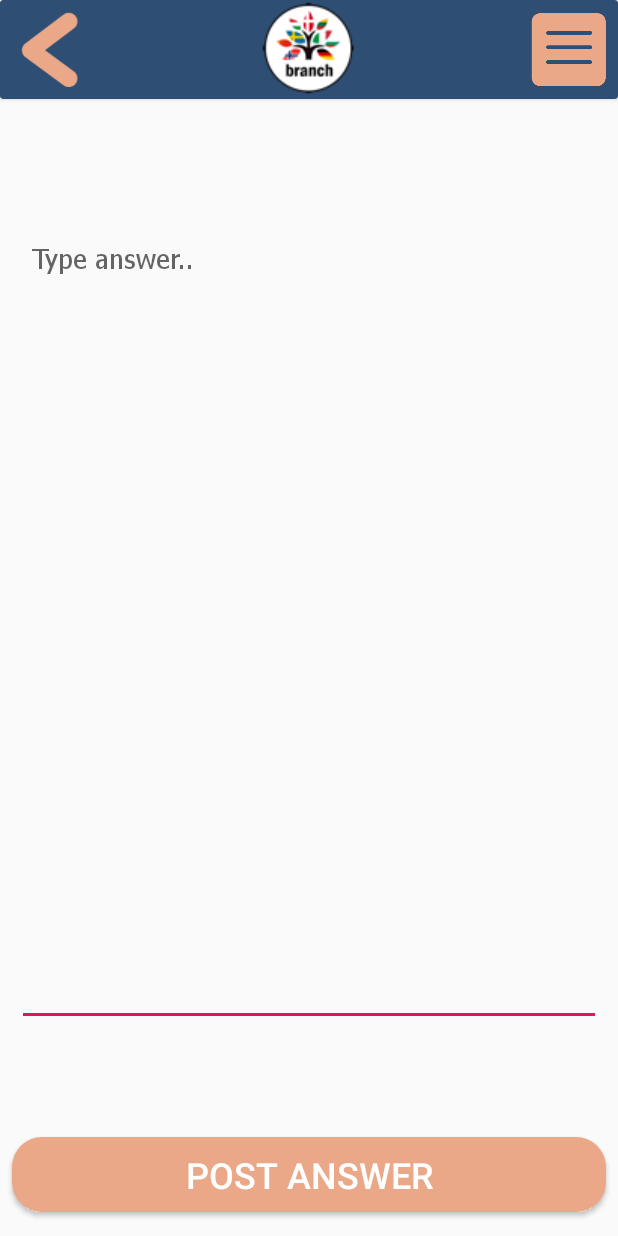
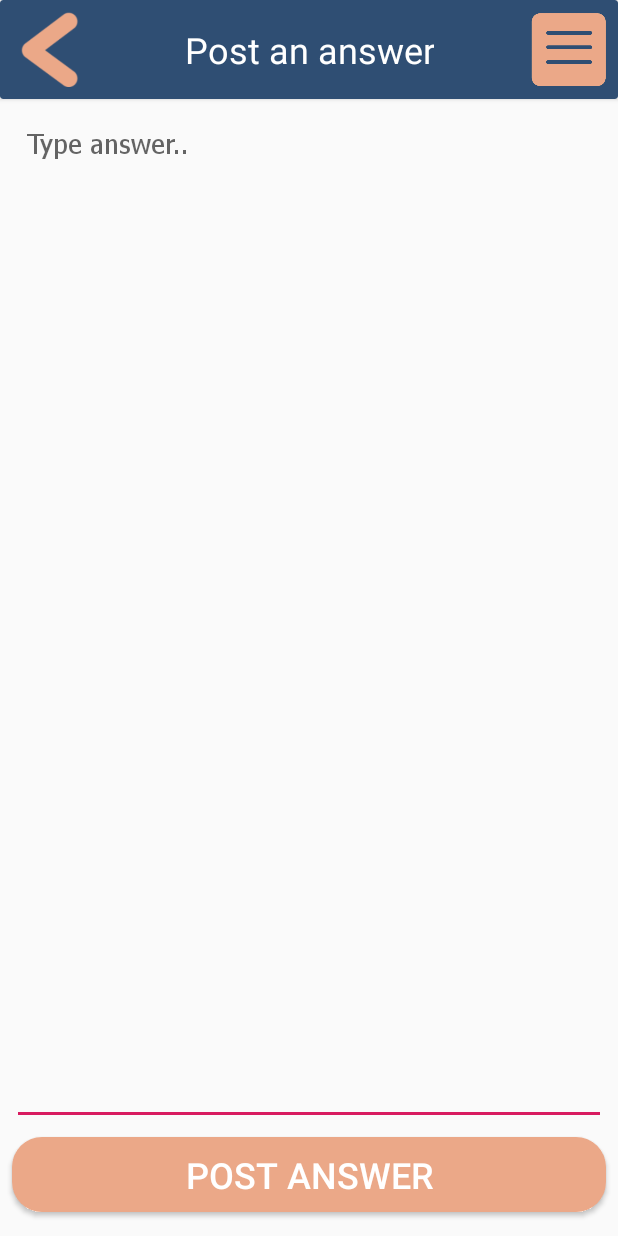
Before and after one commit to bjornwinther/P2, an Android app: the InitAnswer screen opened directly, with no data from a screen before it, on a phone screen of 412 x 824 dp. Run offline under Robolectric (Android 15) with nearby library versions, the light colour scheme and no system bars.

Commit message:
small changes

```diff
--- a/app/src/main/java/com/example/p2/Ask.java
+++ b/app/src/main/java/com/example/p2/Ask.java
@@ -99,13 +99,11 @@ public class Ask extends AppCompatActivity implements AdapterView.OnItemSelected
                             questionDate,
                             indexQuestionData
                     );
-                    setID = indexQuestionData;
+
                     indexQuestionData++;
                     Toast.makeText(getApplicationContext(),"Question Posted", Toast.LENGTH_SHORT).show();
 
-
-
-                    Intent intent = new Intent(Ask.this, Answers.class);
+                    Intent intent = new Intent(Ask.this, Forum.class);
                     //intent.putExtra("Ask", 0);
                     startActivity(intent);
 
--- a/app/src/main/res/layout/activity_init_answer.xml
+++ b/app/src/main/res/layout/activity_init_answer.xml
@@ -36,20 +36,6 @@
                 app:srcCompat="@drawable/back" />
 
             <ImageButton
-                android:id="@+id/askForumButton"
-                android:layout_width="wrap_content"
-                android:layout_height="wrap_content"
-                android:adjustViewBounds="true"
-                android:background="@android:color/transparent"
-                android:scaleType="fitCenter"
-                app:layout_constraintBottom_toTopOf="@+id/SearchForQuestion"
-                app:layout_constraintEnd_toEndOf="parent"
-                app:layout_constraintStart_toStartOf="parent"
-                app:layout_constraintTop_toTopOf="parent"
-
-                app:srcCompat="@drawable/branch_small" />
-
-            <ImageButton
                 android:id="@+id/askMenuButton"
                 android:layout_width="50dp"
                 android:layout_height="50dp"
@@ -64,17 +50,30 @@
                 app:layout_constraintEnd_toEndOf="parent"
                 app:layout_constraintTop_toTopOf="parent"
                 app:srcCompat="@drawable/menu" />
+
+            <TextView
+                android:id="@+id/postAnswerTitle"
+                android:layout_width="wrap_content"
+                android:layout_height="wrap_content"
+                android:text="Post an answer"
+                android:gravity="center"
+                android:textColor="#FFFFFF"
+                android:textSize="24sp"
+                app:layout_constraintBottom_toBottomOf="parent"
+                app:layout_constraintEnd_toEndOf="parent"
+                app:layout_constraintStart_toStartOf="parent"
+                app:layout_constraintTop_toTopOf="parent" />
         </androidx.constraintlayout.widget.ConstraintLayout>
     </androidx.cardview.widget.CardView>
 
     <EditText
         android:id="@+id/editAnswer"
-        android:layout_width="389dp"
-        android:layout_height="533dp"
+        android:layout_width="0dp"
+        android:layout_height="0dp"
         android:layout_marginStart="8dp"
-        android:layout_marginTop="100dp"
+        android:layout_marginTop="8dp"
         android:layout_marginEnd="8dp"
-        android:layout_marginBottom="24dp"
+        android:layout_marginBottom="8dp"
         android:ems="10"
         android:fontFamily="@font/tahoma"
         android:gravity="top"
@@ -85,7 +84,7 @@
         app:layout_constraintBottom_toTopOf="@+id/postAnswer"
         app:layout_constraintEnd_toEndOf="parent"
         app:layout_constraintStart_toStartOf="parent"
-        app:layout_constraintTop_toTopOf="parent" />
+        app:layout_constraintTop_toBottomOf="@+id/cardView" />
 
     <Button
         android:id="@+id/postAnswer"
```
Also changed, not shown: app/src/main/res/layout/activity_answers.xml (+14 -15 lines), app/src/main/res/layout/activity_ask.xml (+12 -14 lines), app/src/main/res/layout/activity_forum.xml (+13 -16 lines), app/src/main/res/layout/activity_sign_up_second.xml (+3 -4 lines), app/src/main/res/layout/text_row_item.xml (+4 -3 lines).
